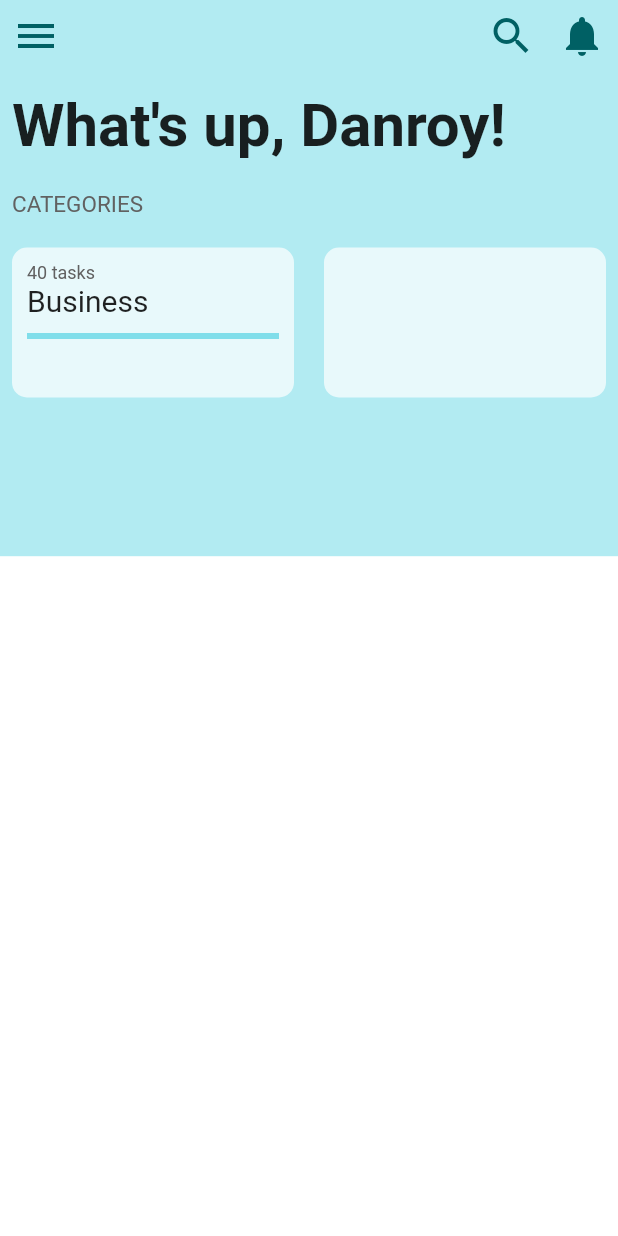
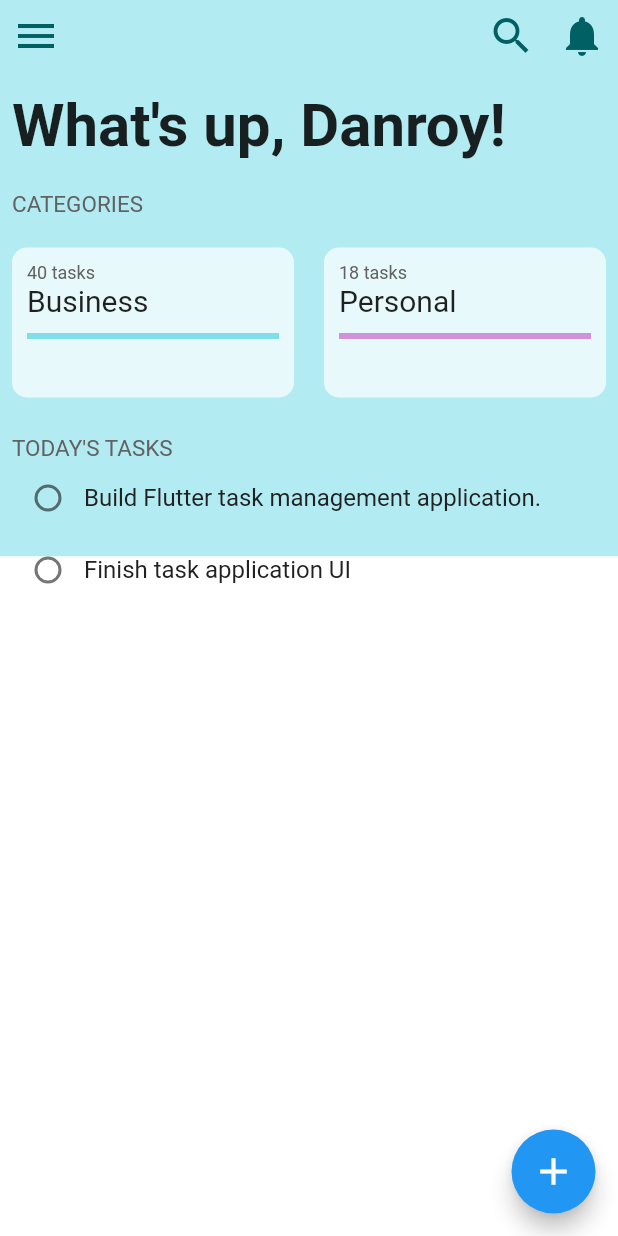
Before and after one commit to DanroyMwangi/task_application_flutter, a Flutter app: the screen it shows after launch, on a phone screen of 412 x 824 dp. Run offline on Flutter 3.47's test engine with Material 2 defaults, Android fonts, the phone set to English and light mode, and no system bars.

Commit message:
ui: implementation of home page ui

```diff
--- a/lib/pages/home_page.dart
+++ b/lib/pages/home_page.dart
@@ -1,4 +1,5 @@
 import 'package:flutter/material.dart';
+import 'package:task_application/widgets/task_widgets.dart';
 
 class HomePage extends StatefulWidget {
   const HomePage({super.key});
@@ -70,8 +71,7 @@ class _HomePageState extends State<HomePage> {
                 const SizedBox(
                   height: 20.0,
                 ),
-                Expanded(
-                  child: Row(
+                Row(
                   crossAxisAlignment: CrossAxisAlignment.start,
                   children: [
                     Flexible(
@@ -81,15 +81,15 @@ class _HomePageState extends State<HomePage> {
                         padding: const EdgeInsets.all(10),
                         decoration: BoxDecoration(
                           borderRadius: BorderRadius.circular(10),
-                              color: Colors.white70),
+                          color: Colors.white70,
+                        ),
                         child: Center(
                           child: Column(
                             crossAxisAlignment: CrossAxisAlignment.start,
                             children: [
                               Text('40 tasks',
                                   style: TextStyle(
-                                        color: Colors.grey[700],
-                                        fontSize: 12.0)),
+                                      color: Colors.grey[700], fontSize: 12.0)),
                               const Text('Business',
                                   style: TextStyle(
                                       color: Colors.black87, fontSize: 20.0)),
@@ -109,20 +109,72 @@ class _HomePageState extends State<HomePage> {
                       width: 20.0,
                     ),
                     Flexible(
-                        fit: FlexFit.loose,
+                      fit: FlexFit.tight,
                       child: Container(
                         height: 100,
+                        padding: const EdgeInsets.all(10),
                         decoration: BoxDecoration(
                           borderRadius: BorderRadius.circular(10),
                           color: Colors.white70,
+                        ),
+                        child: Center(
+                          child: Column(
+                            crossAxisAlignment: CrossAxisAlignment.start,
+                            children: [
+                              Text('18 tasks',
+                                  style: TextStyle(
+                                      color: Colors.grey[700], fontSize: 12.0)),
+                              const Text('Personal',
+                                  style: TextStyle(
+                                      color: Colors.black87, fontSize: 20.0)),
+                              const SizedBox(
+                                height: 10.0,
+                              ),
+                              LinearProgressIndicator(
+                                value: 30,
+                                color: Colors.purple[200],
+                              )
+                            ],
+                          ),
                         ),
                       ),
                     )
                   ],
                 ),
+                const SizedBox(
+                  height: 25.0,
+                ),
+                Column(
+                  crossAxisAlignment: CrossAxisAlignment.start,
+                  children: [
+                    Text(
+                      'TODAY\'S TASKS',
+                      style: TextStyle(color: Colors.grey[700], fontSize: 15.0),
+                    ),
+                    Column(
+                      children: [
+                        //TODO: Impelement Listview to handle all the tasks added into the provider.
+                        TaskWidget(
+                            taskTitle:
+                                'Build Flutter task management application.'),
+                        TaskWidget(taskTitle: 'Finish task application UI')
+                      ],
                     )
                   ],
+                ),
+              ],
             )),
+          ),
+          Container(
+            padding: const EdgeInsets.all(15.0),
+            alignment: Alignment.bottomRight,
+            child: FloatingActionButton(
+              onPressed: () {},
+              child: const Icon(
+                Icons.add,
+                size: 30,
+              ),
+            ),
           )
         ],
       ),
--- /dev/null
+++ b/lib/widgets/task_widgets.dart
@@ -0,0 +1,34 @@
+import 'package:flutter/material.dart';
+
+class TaskWidget extends StatefulWidget {
+  String taskTitle;
+  TaskWidget({super.key, required this.taskTitle});
+
+  @override
+  State<TaskWidget> createState() => _TaskWidgetState();
+}
+
+class _TaskWidgetState extends State<TaskWidget> {
+  @override
+  Widget build(BuildContext context) {
+    String taskTitle = widget.taskTitle;
+    bool _currentValue = false;
+    return Row(
+      children: [
+        Radio(
+          value: _currentValue,
+          groupValue: 'groupValue',
+          onChanged: (value) {
+            setState(() {
+              _currentValue = !_currentValue;
+              value = _currentValue;
+            });
+          },
+          activeColor: Colors.red,
+        ),
+        Text(taskTitle,
+            style: TextStyle(color: Colors.grey[900], fontSize: 16.0))
+      ],
+    );
+  }
+}
```
Lines whose indentation alone changed are shown as unchanged.
